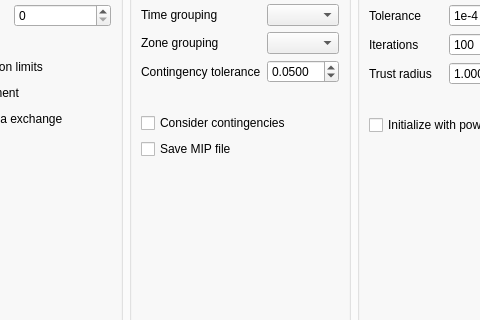
First picture: the form in src/GridCal/Gui/Main/MainWindow.ui, repository SanPen/GridCal, before the edit; both pictures show x 331 to 811 and y 194 to 514 of the 1202 by 746 pixel window.
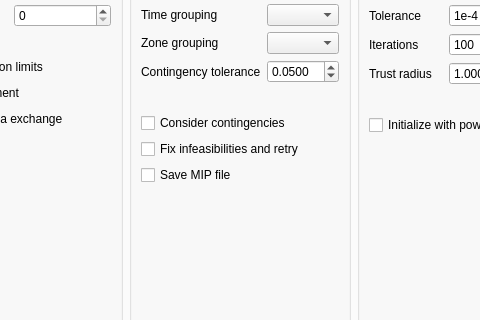
Second picture: the form after the edit. The open tabs and pages were chosen to show the change. Icons and pictures are not drawn.

```diff
--- a/src/GridCal/Gui/Main/MainWindow.ui
+++ b/src/GridCal/Gui/Main/MainWindow.ui
@@ -5529,6 +5529,22 @@
                  </property>
                 </widget>
                </item>
+               <item row="6" column="0" colspan="2">
+                <widget class="QCheckBox" name="fixOpfCheckBox">
+                 <property name="font">
+                  <font>
+                   <pointsize>9</pointsize>
+                   <bold>false</bold>
+                  </font>
+                 </property>
+                 <property name="toolTip">
+                  <string>Fix infeasible problems and rey with the relaxed problem. Applies to OPF and NTC</string>
+                 </property>
+                 <property name="text">
+                  <string>Fix infeasibilities and retry</string>
+                 </property>
+                </widget>
+               </item>
               </layout>
              </widget>
             </item>
```
Left out of the diff: 147 changed lines with no effect on the pictures.
